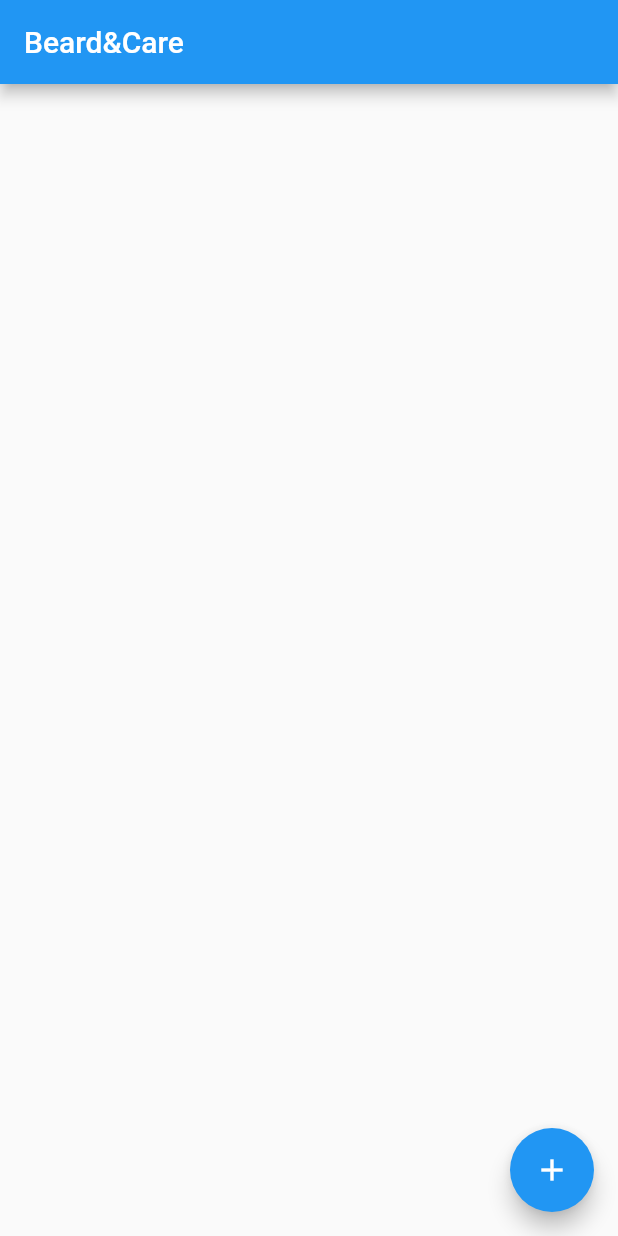
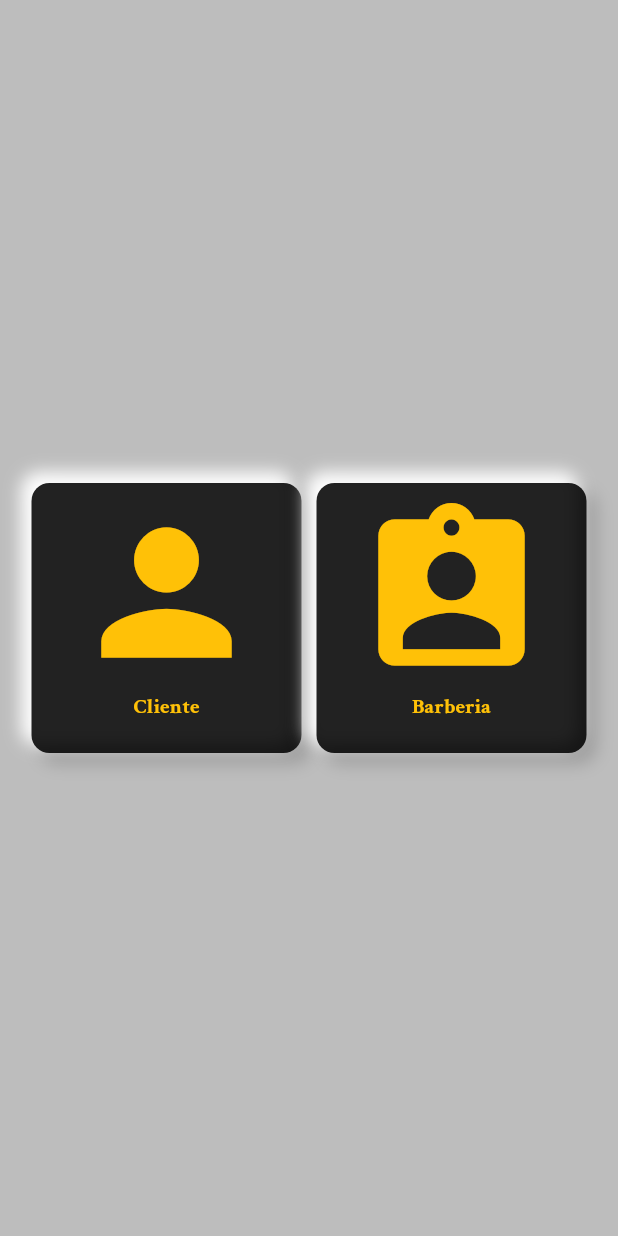
Before and after one commit to Geuberth/BeardCare, a Flutter app: the screen it shows after launch, on a phone screen of 412 x 824 dp. Run offline on Flutter 3.47's test engine with Material 2 defaults, Android fonts, the phone set to English and light mode, and no system bars.

Commit message:
Login added Choose added logo added fonts added

```diff
--- /dev/null
+++ b/lib/animatedbutton.dart
@@ -0,0 +1,199 @@
+import 'package:flutter/material.dart';
+
+class NeuBotton extends StatelessWidget {
+  final onTap;
+  final onTap1;
+  final redirectP;
+  final redirectB;
+  bool isPressed;
+  bool isPressed1;
+
+  NeuBotton(
+      {this.redirectB,
+      this.redirectP,
+      this.onTap1,
+      this.onTap,
+      required this.isPressed,
+      required this.isPressed1});
+  @override
+  Widget build(BuildContext context) {
+    return Row(
+      mainAxisAlignment: MainAxisAlignment.center,
+      children: [
+        GestureDetector(
+          onTap: onTap,
+          child: AnimatedContainer(
+            duration: Duration(milliseconds: 200),
+            height: 180,
+            width: 180,
+            onEnd: redirectP,
+            decoration: BoxDecoration(
+                color: isPressed ? Colors.grey[400] : Colors.black87,
+                borderRadius: BorderRadius.circular(12),
+                boxShadow: isPressed
+                    ? [
+                        //No shadows if the button is pressed
+                      ]
+                    : [
+                        //Dark shadow at bottom right
+                        BoxShadow(
+                          color: Colors.grey.shade500,
+                          offset: Offset(6, 6),
+                          blurRadius: 9,
+                          spreadRadius: 1,
+                        ),
+
+                        //Light Shadow at top left
+                        BoxShadow(
+                          color: Colors.white,
+                          offset: Offset(-6, -6),
+                          blurRadius: 9,
+                          spreadRadius: 1,
+                        ),
+                      ]),
+            child: Column(
+              children: [
+                SizedBox(height: 8,),
+                Icon(
+                  Icons.person,
+                  size: 130,
+                  color: isPressed ? Colors.grey[400] : Colors.amber,
+                ),
+                SizedBox(height: 5,),
+                Text(
+                  'Cliente',
+                  style: TextStyle(
+                      color: isPressed ? Colors.grey[400] : Colors.amber,
+                      fontFamily: 'CrimsonText',
+                      fontWeight: FontWeight.bold),
+                ),
+              ],
+            ),
+          ),
+        ),
+        const SizedBox(
+          width: 10,
+        ),
+        GestureDetector(
+          onTap: onTap1,
+          child: AnimatedContainer(
+              duration: Duration(milliseconds: 200),
+              height: 180,
+              width: 180,
+              onEnd: redirectB,
+              decoration: BoxDecoration(
+                  color: isPressed1 ? Colors.grey[400] : Colors.black87,
+                  borderRadius: BorderRadius.circular(12),
+                  boxShadow: isPressed1
+                      ? [
+                          //No shadows
+                        ]
+                      : [
+                          //Dark shadow at bottom right
+                          BoxShadow(
+                            color: Colors.grey.shade500,
+                            offset: Offset(6, 6),
+                            blurRadius: 9,
+                            spreadRadius: 1,
+                          ),
+
+                          //Light Shadow at top left
+                          BoxShadow(
+                            color: Colors.white,
+                            offset: Offset(-6, -6),
+                            blurRadius: 9,
+                            spreadRadius: 1,
+                          ),
+                        ]),
+              child: Column(
+                children: [
+                  SizedBox(height: 8,),
+                  Icon(
+                    Icons.assignment_ind,
+                    size: 130,
+                    color: isPressed1 ? Colors.grey[400] : Colors.amber,
+                  ),
+                  SizedBox(height: 5,),
+                  Text(
+                    'Barberia',
+                    style: TextStyle(
+                        color: isPressed ? Colors.grey[400] : Colors.amber,
+                        fontFamily: 'CrimsonText',
+                        fontWeight: FontWeight.bold),
+                  ),
+                ],
+              )),
+        ),
+      ],
+    );
+  }
+/*      children: [
+        GestureDetector(
+          onTap: onTap,
+          child: Container(
+            height: 160,
+            width: 160,
+            decoration: BoxDecoration(
+                color: Colors.grey[150],
+                borderRadius: BorderRadius.circular(12),
+                boxShadow: [
+                  //Dark shadow at bottom right
+                  BoxShadow(
+                    color: Colors.grey.shade500,
+                    offset: Offset(6, 6),
+                    blurRadius: 15,
+                    spreadRadius: 1,
+                  ),
+
+                  //Light Shadow at top left
+                  BoxShadow(
+                    color: Colors.white,
+                    offset: Offset(6, 6),
+                    blurRadius: 15,
+                    spreadRadius: 1,
+                  ),
+                ]),
+            child: const Icon(
+              Icons.assignment_ind,
+              size: 60,
+              color: Colors.amber,
+            ),
+          ),
+        ),
+        const SizedBox(
+          width: 10,
+        ),
+        GestureDetector(
+          onTap: onTap,
+          child: Container(
+            height: 160,
+            width: 160,
+            decoration: BoxDecoration(
+                color: Colors.grey[150],
+                borderRadius: BorderRadius.circular(12),
+                boxShadow: [
+                  //Dark shadow at bottom right
+                  BoxShadow(
+                    color: Colors.grey.shade500,
+                    offset: Offset(6, 6),
+                    blurRadius: 15,
+                    spreadRadius: 1,
+                  ),
+
+                  //Light Shadow at top left
+                  BoxShadow(
+                    color: Colors.white,
+                    offset: Offset(6, 6),
+                    blurRadius: 15,
+                    spreadRadius: 1,
+                  ),
+                ]),
+            child: const Icon(
+              Icons.assignment_ind,
+              size: 60,
+              color: Colors.amber,
+            ),
+          ),
+        ),
+      ],*/
+}
--- a/lib/main.dart
+++ b/lib/main.dart
@@ -1,4 +1,5 @@
 import 'package:flutter/material.dart';
+import 'animatedbutton.dart';
 
 void main() {
   runApp(const MyApp());
@@ -10,12 +11,185 @@ class MyApp extends StatelessWidget {
   @override
   Widget build(BuildContext context) {
     return MaterialApp(
-      title: 'Flutter Demo',
+      title: 'Beard&Care',
       theme: ThemeData(
-        primarySwatch: Colors.blue,
+        primaryColor: Colors.amber,
+        //colorScheme: ColorScheme(primary: ,secondary: ,error: ,background: ,brightness: ,onPrimary: ,onSecondary: ,onSurface: ,onError: ),
       ),
-      home: const MyHomePage(title: 'Beard&Care'),
+      initialRoute: ChooseScreen.id,
+      routes: {
+        LoginScreen.id: (context) => LoginScreen(),
+        ChooseScreen.id: (context) => ChooseScreen()
+      },
+      home: const LoginScreen(),
     );
+  }
+}
+
+class ChooseScreen extends StatefulWidget {
+  static String id = 'Choose';
+  const ChooseScreen({Key? key}) : super(key: key);
+
+  @override
+  State<ChooseScreen> createState() => _ChooseScreenState();
+}
+
+class _ChooseScreenState extends State<ChooseScreen> {
+  @override
+  bool isPressed = false;
+  bool isPressed1 = false;
+  void buttonPressed() {
+    setState(() {
+      isPressed = true;
+    });
+  }
+
+  void buttonPressed1() {
+    setState(() {
+      if (isPressed1 == false) {
+        isPressed1 = true;
+      } else if (isPressed1 == true) {
+        isPressed1 = false;
+      }
+    });
+  }
+
+  void redirectPerson() {
+    if (isPressed == true) {
+      Navigator.push(context,
+          MaterialPageRoute(builder: (context) => const LoginScreen()));
+    }
+    setState(() {
+      isPressed = false;
+    });
+  }
+
+  void redirectBarber() {
+    if (isPressed1 == true) {
+      Navigator.push(context,
+          MaterialPageRoute(builder: (context) => const LoginScreen()));
+    }
+    setState(() {
+      isPressed1 = false;
+    });
+  }
+
+  Widget build(BuildContext context) {
+    return SafeArea(
+      child: Scaffold(
+        backgroundColor: Colors.grey[400],
+        body: Center(
+          child: Column(
+            mainAxisAlignment: MainAxisAlignment.center,
+            children: [
+              NeuBotton(
+                onTap: buttonPressed,
+                onTap1: buttonPressed1,
+                redirectP: redirectPerson,
+                redirectB: redirectBarber,
+                isPressed: isPressed,
+                isPressed1: isPressed1,
+              ),
+            ],
+          ),
+        ),
+      ),
+    );
+  }
+}
+
+// definition of the widget Login screen
+class LoginScreen extends StatefulWidget {
+  static String id = 'Login';
+  const LoginScreen({Key? key}) : super(key: key);
+
+  @override
+  State<LoginScreen> createState() => _LoginScreenState();
+}
+
+//Login screen
+class _LoginScreenState extends State<LoginScreen> {
+  @override
+  Widget build(BuildContext context) {
+    return SafeArea(
+      child: Scaffold(
+        body: Center(
+          child: Column(
+            mainAxisAlignment: MainAxisAlignment.center,
+            children: [
+              Image.asset(
+                'Assets/beardL.png',
+                height: 300,
+              ),
+              SizedBox(
+                height: 5,
+              ),
+              userTextField(),
+              SizedBox(
+                height: 6,
+              ),
+              passwordTextField(),
+              SizedBox(
+                height: 20,
+              ),
+              bottonLogin(),
+            ],
+          ),
+        ),
+      ),
+    );
+  }
+
+  Widget userTextField() {
+    return StreamBuilder(
+        builder: (BuildContext context, AsyncSnapshot snapshot) {
+      return Container(
+        padding: const EdgeInsets.symmetric(horizontal: 50),
+        child: const TextField(
+          keyboardType: TextInputType.emailAddress,
+          decoration: InputDecoration(
+            icon: Icon(Icons.email),
+            hintText: 'Example@gmail.com',
+            labelText: 'Email',
+          ),
+/*              onChanged: (value){
+              },*/
+        ),
+      );
+    });
+  }
+
+  Widget passwordTextField() {
+    return StreamBuilder(
+        builder: (BuildContext context, AsyncSnapshot snapshot) {
+      return Container(
+        padding: const EdgeInsets.symmetric(horizontal: 50),
+        child: const TextField(
+          keyboardType: TextInputType.visiblePassword,
+          obscureText: true,
+          decoration: InputDecoration(
+            icon: Icon(Icons.lock),
+            hintText: 'Password',
+            labelText: 'Password',
+          ),
+/*              onChanged: (value){
+              },*/
+        ),
+      );
+    });
+  }
+
+  Widget bottonLogin() {
+    return StreamBuilder(
+        builder: (BuildContext context, AsyncSnapshot snapshot) {
+      return ElevatedButton(
+        onPressed: () {},
+        child: Container(
+          padding: EdgeInsets.symmetric(horizontal: 40, vertical: 17),
+          child: Text('Log in'),
+        ),
+      );
+    });
   }
 }
 
@@ -28,7 +202,7 @@ class MyHomePage extends StatefulWidget {
 }
 
 class _MyHomePageState extends State<MyHomePage> {
- List<String> items = [];
+  List<String> items = [];
   @override
   Widget build(BuildContext context) {
     return Scaffold(
@@ -39,16 +213,19 @@ class _MyHomePageState extends State<MyHomePage> {
         padding: const EdgeInsets.all(10),
         itemCount: items.length,
         itemBuilder: (BuildContext context, int index) {
-          return Card(child:ListTile(
-              title: Text(items[index]),
-              subtitle: Text("Galarga"),
-              leading: Image(image: NetworkImage("https://images.unsplash.com/photo-1547721064-da6cfb341d50")),
-              trailing: Icon(Icons.chat)));
+          return Card(
+              child: ListTile(
+                  title: Text(items[index]),
+                  subtitle: Text("Galarga"),
+                  leading: Image(
+                      image: NetworkImage(
+                          "https://images.unsplash.com/photo-1547721064-da6cfb341d50")),
+                  trailing: Icon(Icons.chat)));
         },
       ),
       floatingActionButton: FloatingActionButton(
-        onPressed: (){
-          setState((){
+        onPressed: () {
+          setState(() {
             items.add('raul');
           });
         },
```
Also changed, not shown: pubspec.yaml (+13 -15 lines), Assets/LogoBeard.png (added), Assets/beardL.png (added), Assets/fonts/CrimsonText-Bold.ttf (added), Assets/fonts/CrimsonText-BoldItalic.ttf (added), Assets/fonts/CrimsonText-Italic.ttf (added), Assets/fonts/CrimsonText-Roman.ttf (added), Assets/fonts/CrimsonText-Semibold.ttf (added), Assets/fonts/CrimsonText-SemiboldItalic.ttf (added).
